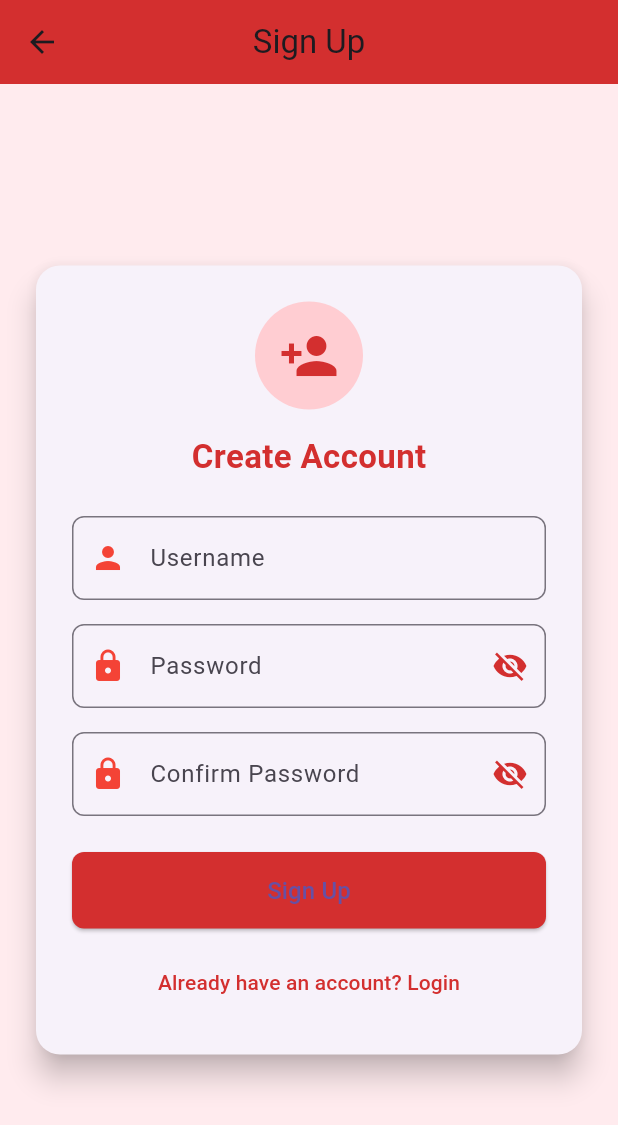
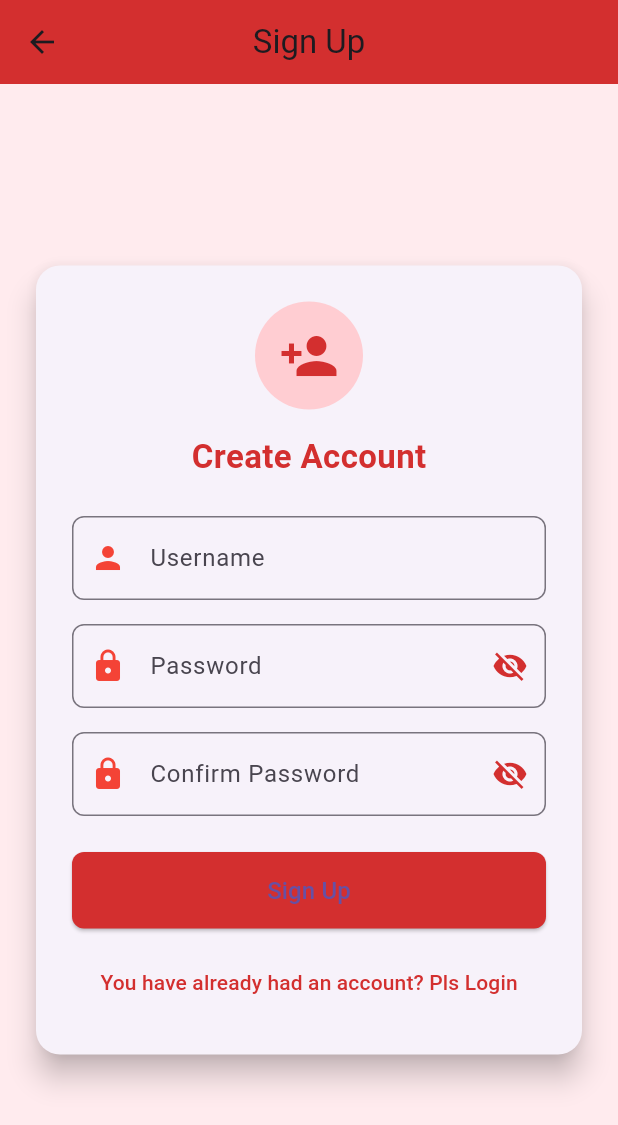
Before and after one commit to nqdat2002/bloc_sharepref, a Flutter app: the SignUpScreen screen opened directly with empty values, on a phone screen of 412 x 824 dp. Shown: the top 1125 px of the screen. Run offline on Flutter 3.47's test engine with Material 3 defaults, Android fonts, the phone set to English and light mode, and no system bars; our stand-ins replace bloc, firebase_core, firebase_messaging, flutter_bloc, shared_preferences; accounts and stored records are empty.

Commit message:
fix sign up

```diff
--- a/lib/screens/signup_screen.dart
+++ b/lib/screens/signup_screen.dart
@@ -168,7 +168,7 @@ class _SignUpScreenState extends State<SignUpScreen> {
                       TextButton(
                         onPressed: widget.onSwitchToLogin,
                         child: Text(
-                          "Already have an account? Login",
+                          "You have already had an account? Pls Login",
                           style: TextStyle(color: Colors.red.shade700),
                         ),
                       ),
```
